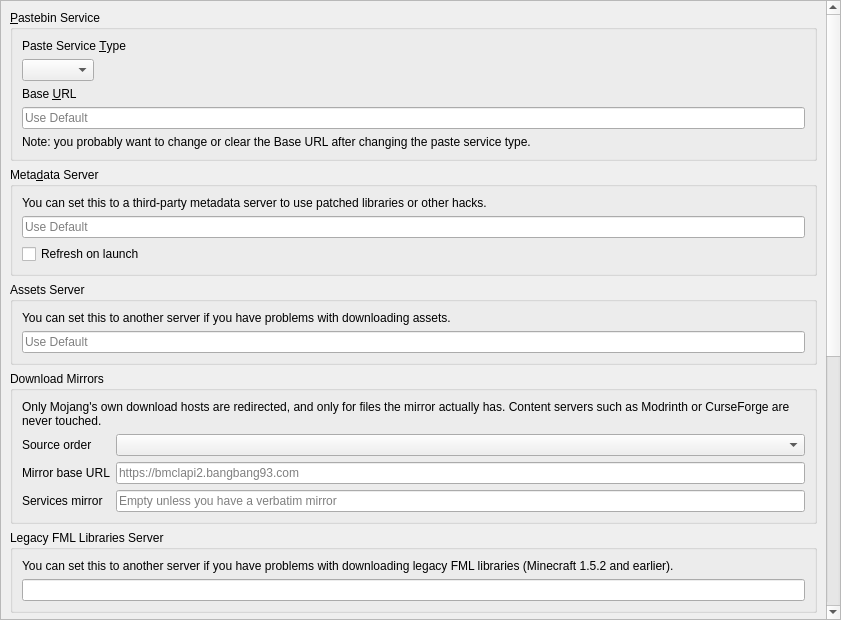
This is launcher/ui/pages/global/APIPage.ui in KomorebiLauncher/KomorebiLauncher as Qt 5 draws it before an edit. The edited form follows.
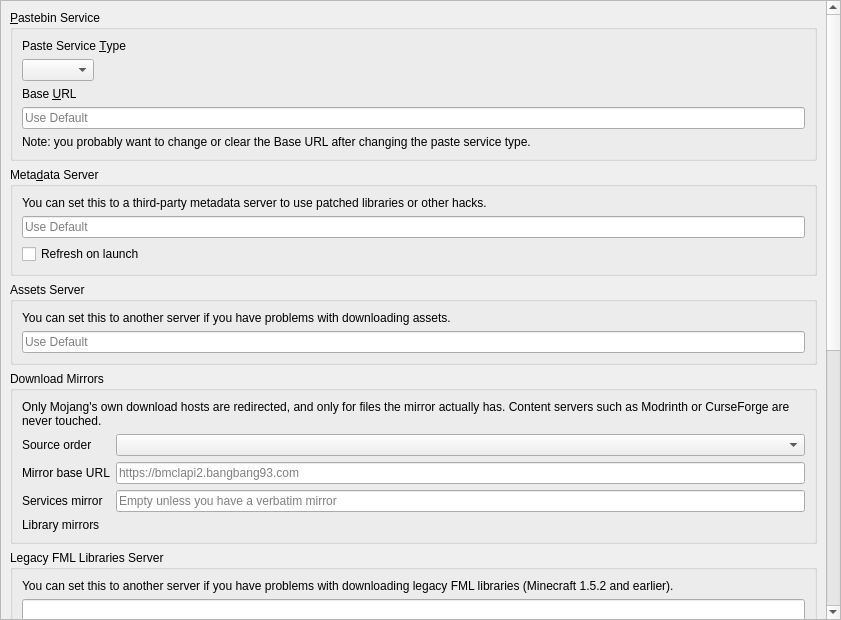
This is the edited form. Custom widgets are drawn as their Qt base class.

Commit message:
Let each mirror list serve the files it actually has
A single base cannot cover both shapes we measured: BMCLAPI holds the game at its
root, the assets under /assets and the libraries under /maven, while the
education-network mirrors of it carry only the maven tree, at their root, with no
prefix at all. So that tree gets its own ordered list - Mojang libraries, loader
libraries and Maven Central come out of the same one - editable per entry, with
'#' switching an entry off instead of deleting it. Loader hosts were not mirrored
at all before this.

Diff of the .ui file:
```diff
--- a/launcher/ui/pages/global/APIPage.ui
+++ b/launcher/ui/pages/global/APIPage.ui
@@ -233,6 +233,20 @@
               </property>
              </widget>
             </item>
+            <item row="3" column="0">
+             <widget class="QLabel" name="mavenMirrorsLabel">
+              <property name="text">
+               <string>Library mirrors</string>
+              </property>
+             </widget>
+            </item>
+            <item row="3" column="1">
+             <widget class="MirrorListEditor" name="mavenMirrors">
+              <property name="toolTip">
+               <string>Tried in order for Mojang libraries, loader libraries and Maven Central, before the mirror base URL above. These mirrors carry that one tree, not the game itself.</string>
+              </property>
+             </widget>
+            </item>
            </layout>
           </item>
          </layout>
@@ -530,4 +544,12 @@
  </widget>
  <resources/>
  <connections/>
+ <customwidgets>
+  <customwidget>
+   <class>MirrorListEditor</class>
+   <extends>QWidget</extends>
+   <header>ui/widgets/MirrorListEditor.h</header>
+   <container>1</container>
+  </customwidget>
+ </customwidgets>
 </ui>
```
The commit also changes 8 other files.
